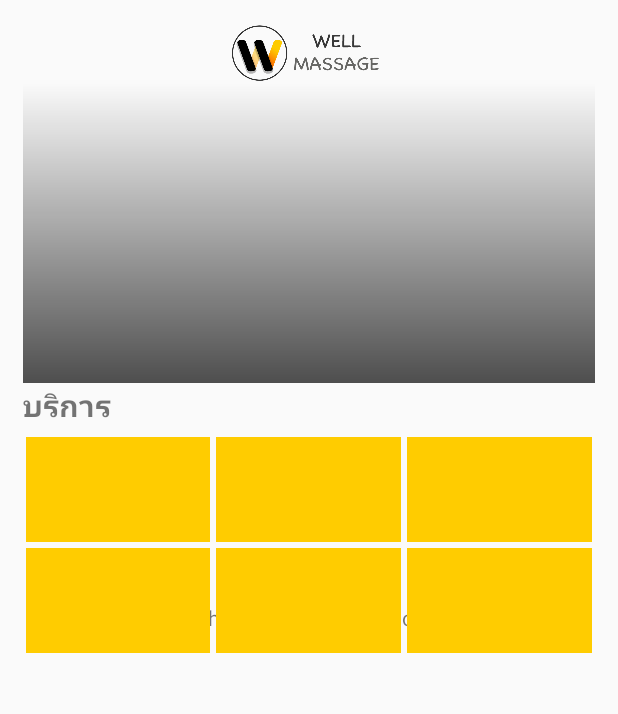
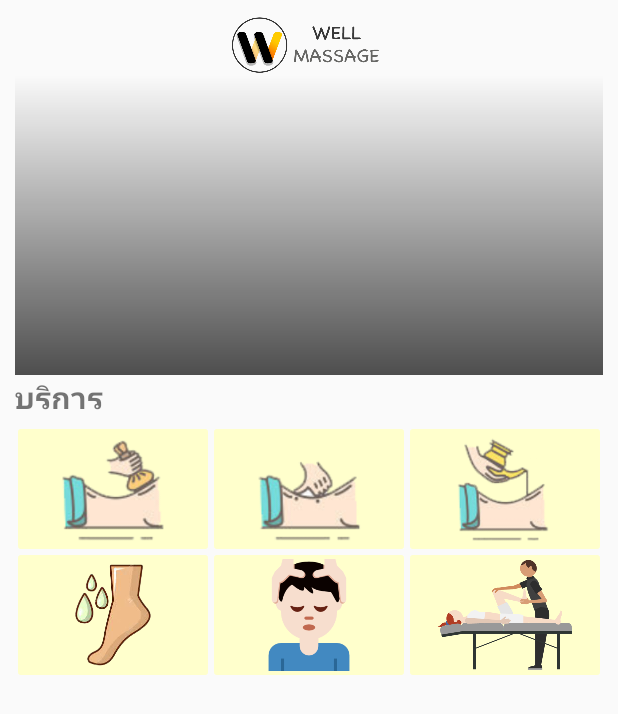
Before and after one commit to Khawoatz/Well, an Android app: the layout activity_service_fragment.xml on its own in the app's theme, with its tools: preview values and no code run, on a phone screen of 412 x 824 dp. Shown: the top 714 px of the screen. Run offline under Robolectric (Android 15) with nearby library versions, the phone set to English and light mode, and no system bars.

Commit message:
Well_V.0.0.10

```diff
--- /dev/null
+++ b/Beeb/app/src/main/res/drawable/borderimageview.xml
@@ -0,0 +1,13 @@
+<?xml version="1.0" encoding="UTF-8"?>
+<shape xmlns:android="http://schemas.android.com/apk/res/android">
+    <solid android:color="#FFFFCC" />
+    <corners android:radius="2dp" />
+    <!--<stroke-->
+        <!--android:width="1dp"-->
+        <!--android:color="@android:color/black" />-->
+    <padding
+        android:bottom="3dp"
+        android:left="3dp"
+        android:right="3dp"
+        android:top="3dp" />
+</shape>
--- a/Beeb/app/src/main/res/layout/activity_service_fragment.xml
+++ b/Beeb/app/src/main/res/layout/activity_service_fragment.xml
@@ -5,7 +5,7 @@
     android:id="@+id/activity_service_fragment"
     android:layout_width="match_parent"
     android:layout_height="match_parent"
-    android:padding="15dp"
+    android:padding="10dp"
     tools:context="com.example.khawoat_rmbp.well.Fragment_User.ServiceFragment">
 
     <LinearLayout
@@ -22,12 +22,7 @@
         android:src="@drawable/logohead" />
 
     </LinearLayout>
-    <TextView
-        android:layout_width="match_parent"
-        android:layout_height="match_parent"
-        android:text="This is Fragment Service"
-        android:gravity="center"
-        />
+
 
     <ImageView
         android:id="@+id/imageViewBanner"
@@ -80,24 +75,26 @@
         android:layout_below="@+id/tvService">
     <ImageView
         android:layout_width="0dp"
-        android:layout_height="70dp"
+        android:layout_height="80dp"
         android:layout_weight="1"
         android:layout_margin="2dp"
-        android:background="@color/Bottom"/>
+        android:src="@drawable/msherbal"
+        android:background="@drawable/borderimageview"
+        />
         <ImageView
             android:layout_width="0dp"
-            android:layout_height="70dp"
+            android:layout_height="80dp"
             android:layout_weight="1"
             android:layout_margin="2dp"
-            android:padding="2dp"
-            android:background="@color/Bottom"/>
+            android:src="@drawable/msacupunc"
+            android:background="@drawable/borderimageview"/>
         <ImageView
             android:layout_width="0dp"
-            android:layout_height="70dp"
+            android:layout_height="80dp"
             android:layout_weight="1"
             android:layout_margin="2dp"
-            android:padding="2dp"
-            android:background="@color/Bottom"/>
+            android:src="@drawable/msoil"
+            android:background="@drawable/borderimageview"/>
     </LinearLayout>
     <LinearLayout
         android:id="@+id/layoutMenu2"
@@ -107,25 +104,25 @@
         android:layout_below="@+id/layoutMenu1">
         <ImageView
             android:layout_width="0dp"
-            android:layout_height="70dp"
+            android:layout_height="80dp"
             android:layout_weight="1"
             android:layout_margin="2dp"
-            android:padding="2dp"
-            android:background="@color/Bottom" />
+            android:src="@drawable/msfoot"
+            android:background="@drawable/borderimageview" />
         <ImageView
             android:layout_width="0dp"
-            android:layout_height="70dp"
+            android:layout_height="80dp"
             android:layout_weight="1"
             android:layout_margin="2dp"
-            android:padding="2dp"
-            android:background="@color/Bottom"/>
+            android:src="@drawable/msmigrain"
+            android:background="@drawable/borderimageview"/>
         <ImageView
             android:layout_width="0dp"
-            android:layout_height="70dp"
+            android:layout_height="80dp"
             android:layout_weight="1"
             android:layout_margin="2dp"
-            android:padding="2dp"
-            android:background="@color/Bottom"/>
+            android:src="@drawable/mssports"
+            android:background="@drawable/borderimageview"/>
     </LinearLayout>
     <!--<android.support.v4.view.ViewPager-->
         <!--android:id="@+id/viewPager"-->
```
Also changed, not shown: Beeb/app/src/main/res/drawable/msacupunc.png (added), Beeb/app/src/main/res/drawable/msfoot.png (added), Beeb/app/src/main/res/drawable/msherbal.png (added), Beeb/app/src/main/res/drawable/msmigrain.png (added), Beeb/app/src/main/res/drawable/msoil.png (added), Beeb/app/src/main/res/drawable/mssports.png (added).
